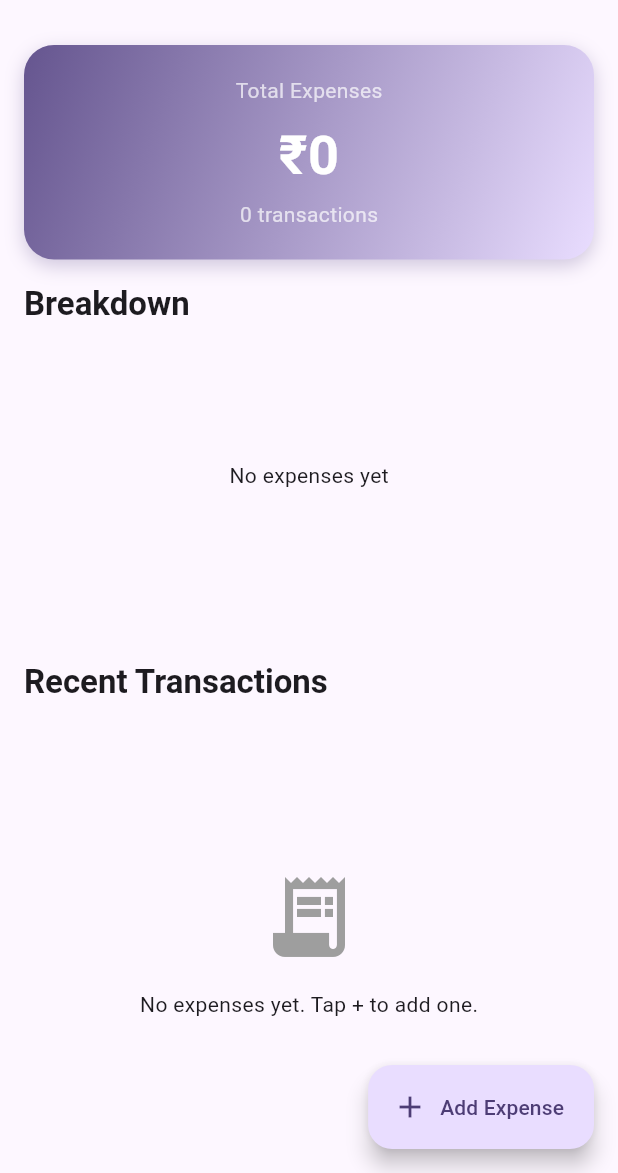
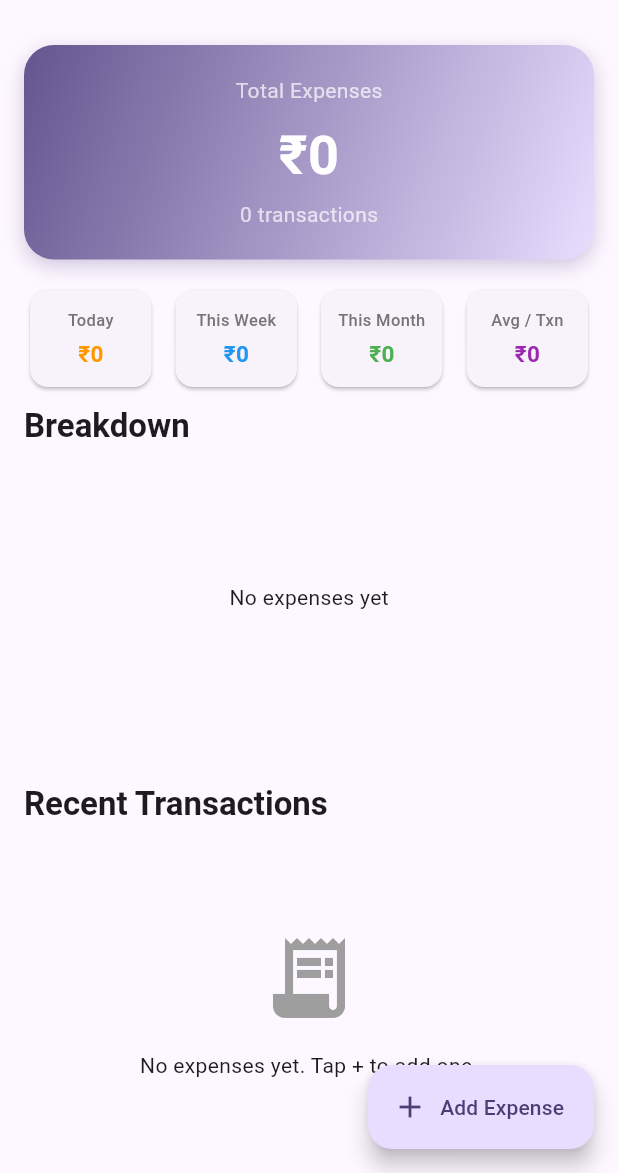
Before and after one commit to Chaitanya-666/CPADLABFlutterWidgets, a Flutter app: the screen it shows after launch, on a phone screen of 412 x 824 dp, the part 63-1236 px from its top. Run offline on Flutter 3.47's test engine with Material 3 defaults, Android fonts, the phone set to English and light mode, and no system bars; our stand-ins replace fl_chart, shared_preferences.

Commit message:
Lab 02 mainly done

```diff
--- a/lib/screens/add_expense_screen.dart
+++ b/lib/screens/add_expense_screen.dart
@@ -124,7 +124,7 @@ class _AddExpenseScreenState extends State<AddExpenseScreen> {
               ),
               const SizedBox(height: 16),
               DropdownButtonFormField<String>(
-                value: _selectedCategory,
+                initialValue: _selectedCategory,
                 decoration: const InputDecoration(
                   labelText: 'Category',
                   prefixIcon: Icon(Icons.category),
--- a/lib/screens/home_screen.dart
+++ b/lib/screens/home_screen.dart
@@ -4,6 +4,7 @@ import 'package:provider/provider.dart';
 import '../providers/expense_provider.dart';
 import '../widgets/chart_section.dart';
 import '../widgets/expense_card.dart';
+import '../widgets/stats_row.dart';
 import 'add_expense_screen.dart';
 
 class HomeScreen extends StatelessWidget {
@@ -25,10 +26,12 @@ class HomeScreen extends StatelessWidget {
 
           final expenses = provider.expenses;
           final total = provider.totalExpenses;
+          final categoryTotals = provider.categoryTotals;
           final currencyFormat = NumberFormat.currency(symbol: '₹', decimalDigits: 0);
 
           return CustomScrollView(
             slivers: [
+              // 1. Total balance gradient card
               SliverToBoxAdapter(
                 child: Container(
                   margin: const EdgeInsets.all(16),
@@ -45,7 +48,7 @@ class HomeScreen extends StatelessWidget {
                     borderRadius: BorderRadius.circular(20),
                     boxShadow: [
                       BoxShadow(
-                        color: Theme.of(context).colorScheme.primary.withOpacity(0.3),
+                        color: Theme.of(context).colorScheme.primary.withValues(alpha: 0.3),
                         blurRadius: 10,
                         offset: const Offset(0, 4),
                       ),
@@ -78,6 +81,15 @@ class HomeScreen extends StatelessWidget {
                   ),
                 ),
               ),
+
+              // 2. NEW (Lab 02): Quick-stats Row — Today / Week / Month / Avg
+              SliverToBoxAdapter(
+                child: Padding(
+                  padding: const EdgeInsets.only(bottom: 8),
+                  child: StatsRow(expenses: expenses),
+                ),
+              ),
+
               SliverToBoxAdapter(
                 child: Padding(
                   padding: const EdgeInsets.symmetric(horizontal: 16),
@@ -91,7 +103,7 @@ class HomeScreen extends StatelessWidget {
               ),
               SliverToBoxAdapter(
                 child: ChartSection(
-                  categoryTotals: provider.categoryTotals,
+                  categoryTotals: categoryTotals,
                   total: total,
                 ),
               ),
@@ -124,8 +136,13 @@ class HomeScreen extends StatelessWidget {
                   delegate: SliverChildBuilderDelegate(
                     (context, index) {
                       final expense = expenses[index];
+                      // Compute this expense's category share of total spend
+                      // so the Stack badge in ExpenseCard can render it.
+                      final catTotal = categoryTotals[expense.category] ?? 0;
+                      final pct = total > 0 ? (catTotal / total) * 100 : 0.0;
                       return ExpenseCard(
                         expense: expense,
+                        categoryPercentage: pct,
                         onTap: () => Navigator.push(
                           context,
                           MaterialPageRoute(
--- a/lib/widgets/chart_section.dart
+++ b/lib/widgets/chart_section.dart
@@ -67,7 +67,7 @@ class ChartSection extends StatelessWidget {
                   ),
                 ),
                 const SizedBox(width: 6),
-                Text('${e.key}'),
+                Text(e.key),
               ],
             );
           }).toList(),
--- /dev/null
+++ b/lib/widgets/stats_row.dart
@@ -0,0 +1,135 @@
+import 'package:flutter/material.dart';
+import 'package:intl/intl.dart';
+import '../models/expense.dart';
+
+/// Quick-stats strip showing Today / Week / Month / Average spend.
+///
+/// Layout demonstration (Lab 02):
+///   Row                      ← horizontal arrangement
+///     ├─ Expanded(child: _StatCard(...))
+///     ├─ Expanded(child: _StatCard(...))
+///     ├─ Expanded(child: _StatCard(...))
+///     └─ Expanded(child: _StatCard(...))
+///
+/// Each _StatCard is a Column of label (small grey text) + value (bold).
+/// Expanded inside Row gives each card equal width regardless of screen size.
+class StatsRow extends StatelessWidget {
+  final List<Expense> expenses;
+
+  const StatsRow({super.key, required this.expenses});
+
+  @override
+  Widget build(BuildContext context) {
+    final fmt = NumberFormat.compactCurrency(symbol: '₹', decimalDigits: 0);
+
+    final now = DateTime.now();
+    final todayStart = DateTime(now.year, now.month, now.day);
+    final weekStart = todayStart.subtract(const Duration(days: 6));
+    final monthStart = DateTime(now.year, now.month, 1);
+
+    double todayTotal = 0;
+    double weekTotal = 0;
+    double monthTotal = 0;
+    for (final e in expenses) {
+      if (e.date.isAfter(todayStart.subtract(const Duration(seconds: 1)))) {
+        todayTotal += e.amount;
+      }
+      if (e.date.isAfter(weekStart.subtract(const Duration(seconds: 1)))) {
+        weekTotal += e.amount;
+      }
+      if (e.date.isAfter(monthStart.subtract(const Duration(seconds: 1)))) {
+        monthTotal += e.amount;
+      }
+    }
+    final avg = expenses.isEmpty ? 0.0 : expenses.fold(0.0, (s, e) => s + e.amount) / expenses.length;
+
+    // Row → 4 × Expanded → each Expanded holds a Column (label + value)
+    // NOTE: Do NOT use crossAxisAlignment: stretch here — inside a
+    // SliverToBoxAdapter the Row would expand to fill all remaining vertical
+    // space and push subsequent slivers (chart, expense list) off-screen.
+    return Padding(
+      padding: const EdgeInsets.symmetric(horizontal: 16),
+      child: Row(
+        children: [
+          Expanded(
+            child: _StatCard(
+              label: 'Today',
+              value: fmt.format(todayTotal),
+              accent: Colors.orange,
+            ),
+          ),
+          const SizedBox(width: 8),
+          Expanded(
+            child: _StatCard(
+              label: 'This Week',
+              value: fmt.format(weekTotal),
+              accent: Colors.blue,
+            ),
+          ),
+          const SizedBox(width: 8),
+          Expanded(
+            child: _StatCard(
+              label: 'This Month',
+              value: fmt.format(monthTotal),
+              accent: Colors.green,
+            ),
+          ),
+          const SizedBox(width: 8),
+          Expanded(
+            child: _StatCard(
+              label: 'Avg / Txn',
+              value: fmt.format(avg),
+              accent: Colors.purple,
+            ),
+          ),
+        ],
+      ),
+    );
+  }
+}
+
+/// A single stat card. A Column of label + value inside a Card.
+class _StatCard extends StatelessWidget {
+  final String label;
+  final String value;
+  final Color accent;
+
+  const _StatCard({
+    required this.label,
+    required this.value,
+    required this.accent,
+  });
+
+  @override
+  Widget build(BuildContext context) {
+    return Card(
+      elevation: 1,
+      shape: RoundedRectangleBorder(borderRadius: BorderRadius.circular(12)),
+      child: Padding(
+        padding: const EdgeInsets.symmetric(vertical: 12, horizontal: 8),
+        child: Column(
+          mainAxisSize: MainAxisSize.min,
+          children: [
+            Text(
+              label,
+              style: TextStyle(
+                fontSize: 11,
+                color: Colors.grey.shade600,
+                fontWeight: FontWeight.w500,
+              ),
+            ),
+            const SizedBox(height: 4),
+            Text(
+              value,
+              style: TextStyle(
+                fontSize: 15,
+                fontWeight: FontWeight.bold,
+                color: accent,
+              ),
+            ),
+          ],
+        ),
+      ),
+    );
+  }
+}
--- /dev/null
+++ b/package.json
@@ -0,0 +1,6 @@
+{
+  "dependencies": {
+    "puppeteer": "^25.5.0",
+    "serve-handler": "^6.1.7"
+  }
+}
```
Also changed, not shown: lib/widgets/expense_card.dart (+44 -2 lines), add_expense.png (added), home_full.png (added), list_with_badges.png (added), package-lock.json (added), stats_row.png (added), 5 other files.
